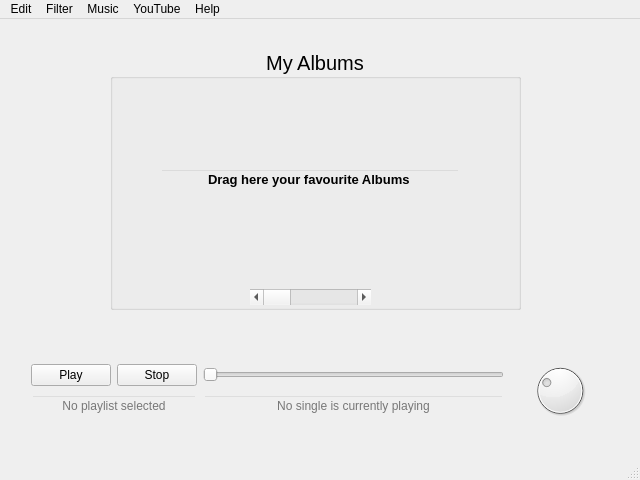
First picture: the form in mainwin.ui, repository CermakM/MediaPlayer, before the edit.
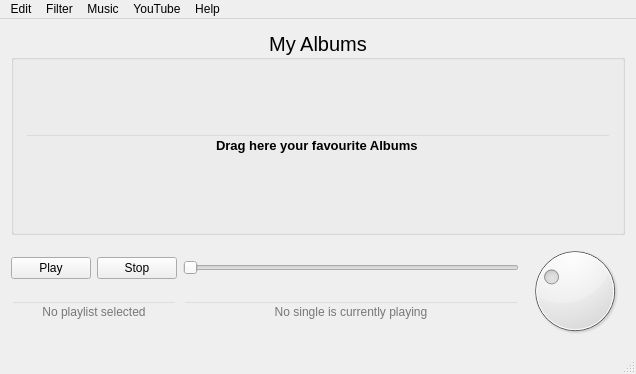
Second picture: the form after the edit.

```diff
--- a/mainwin.ui
+++ b/mainwin.ui
@@ -6,109 +6,16 @@
    <rect>
     <x>0</x>
     <y>0</y>
-    <width>640</width>
-    <height>480</height>
+    <width>636</width>
+    <height>374</height>
    </rect>
   </property>
   <property name="windowTitle">
    <string>MainWin</string>
   </property>
   <widget class="QWidget" name="centralWidget">
-   <widget class="QGroupBox" name="groupBox">
-    <property name="geometry">
-     <rect>
-      <x>110</x>
-      <y>30</y>
-      <width>411</width>
-      <height>261</height>
-     </rect>
-    </property>
-    <property name="sizePolicy">
-     <sizepolicy hsizetype="Expanding" vsizetype="Expanding">
-      <horstretch>0</horstretch>
-      <verstretch>0</verstretch>
-     </sizepolicy>
-    </property>
-    <property name="font">
-     <font>
-      <family>Ubuntu</family>
-      <pointsize>15</pointsize>
-     </font>
-    </property>
-    <property name="acceptDrops">
-     <bool>true</bool>
-    </property>
-    <property name="title">
-     <string>My Albums</string>
-    </property>
-    <property name="alignment">
-     <set>Qt::AlignCenter</set>
-    </property>
-    <widget class="QLineEdit" name="lineEdit">
-     <property name="geometry">
-      <rect>
-       <x>50</x>
-       <y>120</y>
-       <width>300</width>
-       <height>20</height>
-      </rect>
-     </property>
-     <property name="font">
-      <font>
-       <family>Ubuntu</family>
-       <pointsize>10</pointsize>
-       <weight>75</weight>
-       <bold>true</bold>
-      </font>
-     </property>
-     <property name="acceptDrops">
-      <bool>false</bool>
-     </property>
-     <property name="autoFillBackground">
-      <bool>false</bool>
-     </property>
-     <property name="styleSheet">
-      <string notr="true">background-color: rgba(255, 255, 255, 0);</string>
-     </property>
-     <property name="text">
-      <string>Drag here your favourite Albums</string>
-     </property>
-     <property name="alignment">
-      <set>Qt::AlignCenter</set>
-     </property>
-     <property name="readOnly">
-      <bool>true</bool>
-     </property>
-    </widget>
-    <widget class="QScrollBar" name="horizontalScrollBar">
-     <property name="geometry">
-      <rect>
-       <x>140</x>
-       <y>240</y>
-       <width>121</width>
-       <height>16</height>
-      </rect>
-     </property>
-     <property name="sizePolicy">
-      <sizepolicy hsizetype="Preferred" vsizetype="Fixed">
-       <horstretch>0</horstretch>
-       <verstretch>0</verstretch>
-      </sizepolicy>
-     </property>
-     <property name="orientation">
-      <enum>Qt::Horizontal</enum>
-     </property>
-    </widget>
-   </widget>
-   <widget class="QWidget" name="layoutWidget">
-    <property name="geometry">
-     <rect>
-      <x>20</x>
-      <y>331</y>
-      <width>601</width>
-      <height>81</height>
-     </rect>
-    </property>
+   <layout class="QGridLayout" name="gridLayout_2">
+    <item row="1" column="0">
     <layout class="QHBoxLayout" name="horizontalLayout">
      <item>
       <layout class="QGridLayout" name="gridLayout">
@@ -121,6 +28,15 @@
        </item>
        <item row="1" column="2">
         <widget class="QLineEdit" name="CurrentSongLine">
+          <property name="enabled">
+           <bool>true</bool>
+          </property>
+          <property name="mouseTracking">
+           <bool>false</bool>
+          </property>
+          <property name="acceptDrops">
+           <bool>false</bool>
+          </property>
          <property name="styleSheet">
           <string notr="true">background-color: rgba(255, 255, 255, 0);</string>
          </property>
@@ -181,7 +97,77 @@
       </widget>
      </item>
     </layout>
-   </widget>
+    </item>
+    <item row="0" column="0">
+     <widget class="QGroupBox" name="groupBox">
+      <property name="sizePolicy">
+       <sizepolicy hsizetype="Expanding" vsizetype="Expanding">
+        <horstretch>0</horstretch>
+        <verstretch>0</verstretch>
+       </sizepolicy>
+      </property>
+      <property name="font">
+       <font>
+        <family>Ubuntu</family>
+        <pointsize>15</pointsize>
+       </font>
+      </property>
+      <property name="acceptDrops">
+       <bool>true</bool>
+      </property>
+      <property name="layoutDirection">
+       <enum>Qt::LeftToRight</enum>
+      </property>
+      <property name="title">
+       <string>My Albums</string>
+      </property>
+      <property name="alignment">
+       <set>Qt::AlignCenter</set>
+      </property>
+      <layout class="QGridLayout" name="gridLayout_3">
+       <item row="0" column="0">
+        <widget class="QLineEdit" name="lineEdit">
+         <property name="minimumSize">
+          <size>
+           <width>250</width>
+           <height>0</height>
+          </size>
+         </property>
+         <property name="font">
+          <font>
+           <family>Ubuntu</family>
+           <pointsize>10</pointsize>
+           <weight>75</weight>
+           <bold>true</bold>
+          </font>
+         </property>
+         <property name="mouseTracking">
+          <bool>false</bool>
+         </property>
+         <property name="acceptDrops">
+          <bool>false</bool>
+         </property>
+         <property name="autoFillBackground">
+          <bool>false</bool>
+         </property>
+         <property name="styleSheet">
+          <string notr="true">background-color: rgba(255, 255, 255, 0);</string>
+         </property>
+         <property name="text">
+          <string>Drag here your favourite Albums</string>
+         </property>
+         <property name="alignment">
+          <set>Qt::AlignCenter</set>
+         </property>
+         <property name="readOnly">
+          <bool>true</bool>
+         </property>
+        </widget>
+       </item>
+      </layout>
+     </widget>
+    </item>
+   </layout>
    <zorder>layoutWidget</zorder>
    <zorder>groupBox</zorder>
   </widget>
@@ -190,7 +176,7 @@
     <rect>
      <x>0</x>
      <y>0</y>
-     <width>640</width>
+     <width>636</width>
      <height>19</height>
     </rect>
    </property>
@@ -232,7 +218,7 @@
     </property>
     <addaction name="actionAdd_URL"/>
    </widget>
-   <widget class="QMenu" name="menuHelp_2">
+   <widget class="QMenu" name="menuHelp">
     <property name="title">
      <string>Help</string>
     </property>
@@ -241,7 +227,7 @@
    <addaction name="menuFilter"/>
    <addaction name="menuMusic"/>
    <addaction name="menuYouTube"/>
-   <addaction name="menuHelp_2"/>
+   <addaction name="menuHelp"/>
   </widget>
   <widget class="QStatusBar" name="statusBar"/>
   <action name="AddNewAlbum">
```
Left out of the diff: 6 changed lines with no effect on the pictures. Lines whose indentation alone changed are shown as unchanged.
